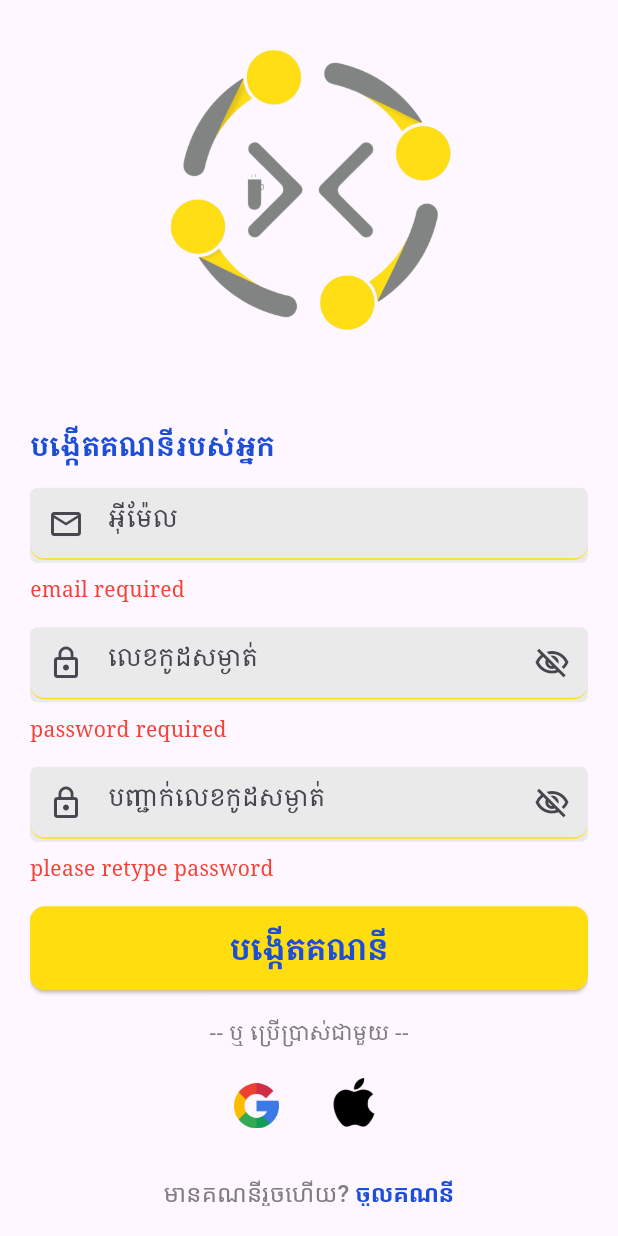
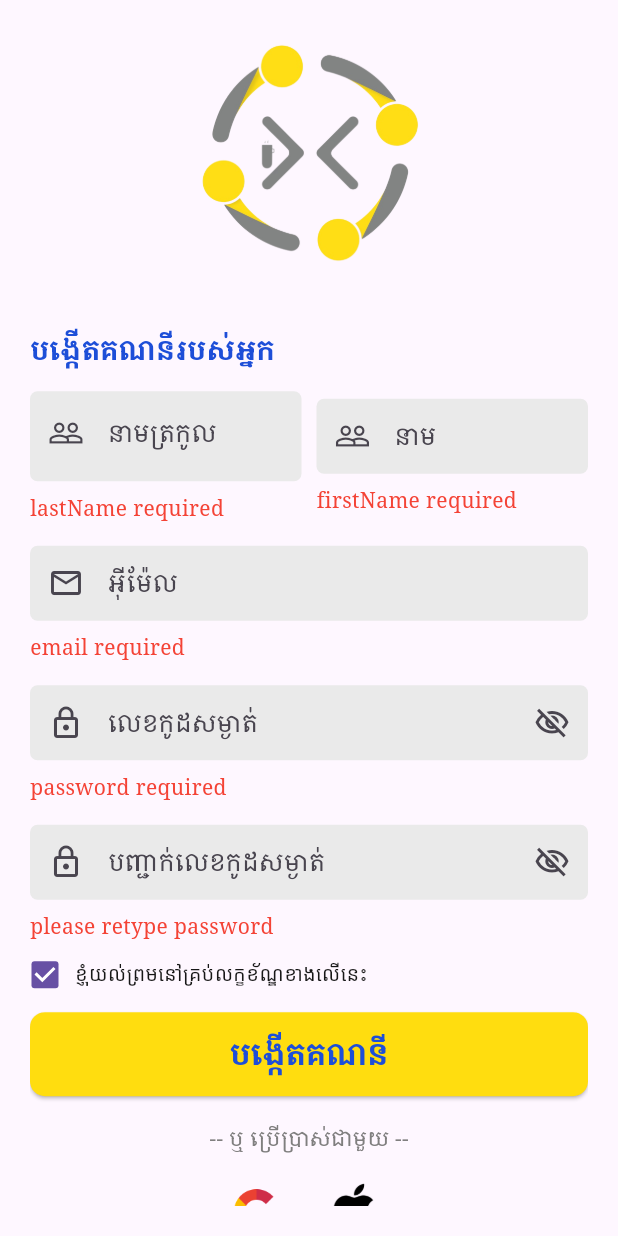
Before and after one commit to samnangma/mvvm-sample-developer-cambodia-flutter-, a Flutter app: the RegisterPage screen opened directly, after a tap on "បង្កើតគណនី", on a phone screen of 412 x 824 dp. Run offline on Flutter 3.47's test engine with Material 2 defaults, Android fonts, the phone set to English and light mode, and no system bars; our stand-ins replace animate_do, carousel_slider, smooth_page_indicator; missing offline and left inert: flutter_verification_code.

Commit message:
save code

```diff
--- a/lib/Utils/validations.dart
+++ b/lib/Utils/validations.dart
@@ -1,3 +1,17 @@
+String? validatelastName(String? value) {
+  if (value == null || value.isEmpty) {
+    return "lastName required";
+  }
+  return null;
+}
+
+String? validatefirstName(String? value) {
+  if (value == null || value.isEmpty) {
+    return "firstName required";
+  }
+  return null;
+}
+
 String? validateEmail(String? value) {
   if (value == null || value.isEmpty) {
     return "email required";
--- a/lib/viewmodel/user_vew_model.dart
+++ b/lib/viewmodel/user_vew_model.dart
@@ -4,6 +4,7 @@ import 'package:flutter/material.dart';
 
 import '../Utils/validations.dart';
 import '../views/home/home.dart';
+import '../views/opt_verfiy/opt_verfiy.dart';
 
 class UserViewModel with ChangeNotifier {
   GlobalKey<FormState>? _loginFormKey;
@@ -58,23 +59,25 @@ class UserViewModel with ChangeNotifier {
   // }
 
   void createUserUI(BuildContext context,
-    {required String email,
+      {required String lastName,
+      required String firstName,
+      required String email,
       required String password,
       required String confirmPassword}) async {
     FocusManager.instance.primaryFocus?.unfocus();
 
-  String? confirmPasswordError = validateConfirmPassword(password, confirmPassword);
+    String? confirmPasswordError =
+        validateConfirmPassword(password, confirmPassword);
 
     if (confirmPasswordError != null) {
       showSnackBar(context, confirmPasswordError, 2000);
     } else {
       Navigator.push(
         context,
-      MaterialPageRoute(builder: (context) => CompleteInfo()),
+        MaterialPageRoute(builder: (context) => Verificatoin()),
       );
     }
   }
-
 
   void resetPasswordUserUI(
     BuildContext context, {
--- a/lib/views/forget_password/forget_password_form.dart
+++ b/lib/views/forget_password/forget_password_form.dart
@@ -30,17 +30,15 @@ class _ForgetPasswordFormState extends State<ForgetPasswordForm> {
     emailController.dispose();
   }
 
-  static const enabledBorder = UnderlineInputBorder(
-      borderRadius: BorderRadius.all(Radius.circular(10)),
-      borderSide: BorderSide(width: 1, color: AppColor.primaryColor));
+  // static const enabledBorder = UnderlineInputBorder(
+  //     borderRadius: BorderRadius.all(Radius.circular(10)),
+  //     borderSide: BorderSide(width: 1, color: AppColor.primaryColor));
 
-  static const focusedBorder = UnderlineInputBorder(
-      borderRadius: BorderRadius.all(Radius.circular(10)),
+  static const focusedBorder = OutlineInputBorder(
+      borderRadius: BorderRadius.all(Radius.circular(5)),
       borderSide: BorderSide(width: 2, color: AppColor.secondaryColor));
 
-  static const errorBorder = UnderlineInputBorder(
-      borderRadius: BorderRadius.all(Radius.circular(10)),
-      borderSide: BorderSide(width: 1, color: Colors.red));
+
 
   void validateForm() {
     setState(() {
@@ -70,7 +68,7 @@ class _ForgetPasswordFormState extends State<ForgetPasswordForm> {
           const Text(
             "បញ្ចូលអុីម៉ែលដែលភ្ជាប់ជាមួយគណនីរបស់អ្នកហើយយើងនឹង\nផ្ញើ Link សម្រាប់កំណត់ពាក្យសម្ងាត់ឡើងវិញ",
             style: TextStyle(
-              color: Color(0xFFBFBFBF),
+              color: AppColor.black50,
               fontSize: 14,
               fontWeight: FontWeight.w500,
               height: 1.2,
@@ -90,11 +88,10 @@ class _ForgetPasswordFormState extends State<ForgetPasswordForm> {
             child: TextFormField(
               controller: emailController,
               decoration: const InputDecoration(
-                enabledBorder: enabledBorder,
                 focusedBorder: focusedBorder,
-                errorBorder: errorBorder,
                 prefixIcon: Icon(Icons.email_outlined),
-                hintText: "អុីម៉ែល",
+                labelText: "អុីម៉ែល",
+                labelStyle: TextStyle(color: AppColor.black70),
                 border: InputBorder.none,
               ),
             ),
@@ -134,7 +131,7 @@ class _ForgetPasswordFormState extends State<ForgetPasswordForm> {
                 ),
               ),
               child: const Text(
-                "Submit",
+                "បន្ត",
                 style: TextStyle(
                   color: AppColor.secondaryDarkColor,
                   fontWeight: FontWeight.bold,
--- a/lib/views/login/login_form.dart
+++ b/lib/views/login/login_form.dart
@@ -42,17 +42,11 @@ class _LoginFormState extends State<LoginForm> {
     _obscurePassword.dispose();
   }
 
-  static const enabledBorder = UnderlineInputBorder(
-      borderRadius: BorderRadius.all(Radius.circular(10)),
-      borderSide: BorderSide(width: 1, color: AppColor.primaryColor));
 
-  static const focusedBorder = UnderlineInputBorder(
-      borderRadius: BorderRadius.all(Radius.circular(10)),
+
+  static const focusedBorder = OutlineInputBorder(
+      borderRadius: BorderRadius.all(Radius.circular(5)),
       borderSide: BorderSide(width: 2, color: AppColor.secondaryColor));
-
-  static const errorBorder = UnderlineInputBorder(
-      borderRadius: BorderRadius.all(Radius.circular(10)),
-      borderSide: BorderSide(width: 1, color: Colors.red));
 
   void validateForm() {
     setState(() {
@@ -95,17 +89,15 @@ class _LoginFormState extends State<LoginForm> {
               focusNode: emailFocusNode,
               decoration: const InputDecoration(
                 prefixIcon: Icon(Icons.email_outlined),
-                hintText: "អុីម៉ែល",
-                enabledBorder: enabledBorder,
+                labelText: "អុីម៉ែល",
+                 labelStyle: TextStyle(color: AppColor.black70),
                 focusedBorder: focusedBorder,
-                errorBorder: errorBorder,
                 border: InputBorder.none,
-
               ),
               onFieldSubmitted: (value) {
-                  Utils.fieldFocusChangeLogin(
-                      context, emailFocusNode, passwordFocusNode);
-                },
+                Utils.fieldFocusChangeLogin(
+                    context, emailFocusNode, passwordFocusNode);
+              },
             ),
           ),
           if (emailError != null)
@@ -135,10 +127,9 @@ class _LoginFormState extends State<LoginForm> {
                   decoration: InputDecoration(
                     errorMaxLines: 3,
                     prefixIcon: const Icon(Icons.lock_outline),
-                    hintText: "លេខសំងាត់",
-                    enabledBorder: enabledBorder,
+                    labelText: "លេខសំងាត់",
+                    labelStyle: TextStyle(color: AppColor.black70),
                     focusedBorder: focusedBorder,
-                    errorBorder: errorBorder,
                     border: InputBorder.none,
                     suffixIcon: InkWell(
                       onTap: () {
--- a/lib/views/sign_up/register_page.dart
+++ b/lib/views/sign_up/register_page.dart
@@ -21,9 +21,9 @@ class RegisterPage extends StatelessWidget {
               SizedBox(height: MediaQuery.of(context).padding.top),
               Image(
                 image: AssetImage("assets/logos/logo.png"),
-                height: size.height * 0.26,
+                height: size.height * 0.2,
               ),
-              SizedBox(height: 50),
+              SizedBox(height: 35),
               const RegisterForm(),
               SizedBox(height: 10),
               Padding(
--- a/lib/views/sign_up/wiget/register_form.dart
+++ b/lib/views/sign_up/wiget/register_form.dart
@@ -1,8 +1,6 @@
 import 'package:developer_cambodia/constants/colors.dart';
 import 'package:flutter/material.dart';
 import 'package:provider/provider.dart';
-
-import '../../../Utils/utils.dart';
 import '../../../Utils/validations.dart';
 import '../../../viewmodel/user_vew_model.dart';
 
@@ -14,25 +12,42 @@ class RegisterForm extends StatefulWidget {
 }
 
 class _RegisterFormState extends State<RegisterForm> {
-  ValueNotifier<bool> _obscurePassword = ValueNotifier<bool>(true);
-  ValueNotifier<bool> _obscureConfirmPassword = ValueNotifier<bool>(true);
+  final ValueNotifier<bool> _obscurePassword = ValueNotifier<bool>(true);
+  final ValueNotifier<bool> _obscureConfirmPassword = ValueNotifier<bool>(true);
 
+  late TextEditingController lastNameController;
+  late TextEditingController firstNameController;
   late TextEditingController emailController;
   late TextEditingController passwordController;
   late TextEditingController confirmPasswordController;
 
+  FocusNode lastNameFocusNode = FocusNode();
+  FocusNode firstNameFocusNode = FocusNode();
   FocusNode emailFocusNode = FocusNode();
   FocusNode passwordFocusNode = FocusNode();
   FocusNode confirmPasswordFocusNode = FocusNode();
 
   final _formKey = GlobalKey<FormState>();
+  String? lastNameError;
+  String? firstNameError;
   String? emailError;
   String? passwordError;
   String? confirmPasswordError;
 
+  _RegisterFormState() {
+    // Initialize controllers in the constructor
+    lastNameController = TextEditingController();
+    firstNameController = TextEditingController();
+    emailController = TextEditingController();
+    passwordController = TextEditingController();
+    confirmPasswordController = TextEditingController();
+  }
+
   @override
   void initState() {
     super.initState();
+    lastNameController = TextEditingController();
+    firstNameController = TextEditingController();
     emailController = TextEditingController();
     passwordController = TextEditingController();
     confirmPasswordController = TextEditingController();
@@ -41,6 +56,8 @@ class _RegisterFormState extends State<RegisterForm> {
   @override
   void dispose() {
     super.dispose();
+    lastNameController.dispose();
+    firstNameController.dispose();
     emailController.dispose();
     passwordController.dispose();
     confirmPasswordController.dispose();
@@ -48,28 +65,29 @@ class _RegisterFormState extends State<RegisterForm> {
     _obscureConfirmPassword.dispose();
     _obscurePassword.dispose();
 
+    lastNameFocusNode.dispose();
+    firstNameFocusNode.dispose();
     emailFocusNode.dispose();
     passwordFocusNode.dispose();
     confirmPasswordFocusNode.dispose();
   }
 
-  static const enabledBorder = UnderlineInputBorder(
-      borderRadius: BorderRadius.all(Radius.circular(10)),
-      borderSide: BorderSide(width: 1, color: AppColor.primaryColor));
-
-  static const focusedBorder = UnderlineInputBorder(
-      borderRadius: BorderRadius.all(Radius.circular(10)),
-      borderSide: BorderSide(width: 2, color: AppColor.secondaryColor));
-
-  static const errorBorder = UnderlineInputBorder(
-      borderRadius: BorderRadius.all(Radius.circular(10)),
-      borderSide: BorderSide(width: 1, color: Colors.red));
+  static const OutlineInputBorder focusedBorder = OutlineInputBorder(
+    borderRadius: BorderRadius.all(Radius.circular(5)),
+    borderSide: BorderSide(width: 2, color: AppColor.secondaryColor),
+  );
 
   void validateForm() {
     setState(() {
+      final lastName = lastNameController.text.trim();
+      final firstName = firstNameController.text.trim();
       final email = emailController.text.trim();
       final password = passwordController.text.trim();
       final confirmPassword = confirmPasswordController.text.trim();
+
+      lastNameError = validatelastName(lastName);
+      firstNameError = validatefirstName(firstName);
+
       emailError = validateEmail(email);
       passwordError = validatePassword(password);
       confirmPasswordError = validateConfirmPassword(password, confirmPassword);
@@ -93,6 +111,87 @@ class _RegisterFormState extends State<RegisterForm> {
           const SizedBox(
             height: 15,
           ),
+          Row(
+            children: [
+              Expanded(
+                child: Column(
+                  crossAxisAlignment: CrossAxisAlignment.start,
+                  children: [
+                    Container(
+                      height: 60,
+                      decoration: ShapeDecoration(
+                        color: AppColor.gray50,
+                        shape: RoundedRectangleBorder(
+                          borderRadius: BorderRadius.circular(5),
+                        ),
+                      ),
+                      child: TextFormField(
+                        controller: lastNameController,
+                        expands: false,
+                        focusNode: lastNameFocusNode,
+                        decoration: InputDecoration(
+                          focusedBorder: focusedBorder,
+                          labelText: lastNameFocusNode.hasFocus ||
+                                  lastNameController.text.isNotEmpty
+                              ? null
+                              : "នាមត្រកូល",
+                          prefixIcon: Icon(Icons.people_outline),
+                          border: InputBorder.none,
+                        ),
+                      ),
+                    ),
+                    if (lastNameError != null)
+                      Padding(
+                        padding: const EdgeInsets.only(top: 8.0),
+                        child: Text(
+                          lastNameError!,
+                          style: const TextStyle(color: Colors.red),
+                        ),
+                      ),
+                  ],
+                ),
+              ),
+              SizedBox(
+                width: 10,
+              ),
+              Expanded(
+                child: Column(
+                  crossAxisAlignment: CrossAxisAlignment.start,
+                  children: [
+                    Container(
+                      height: 50,
+                      decoration: ShapeDecoration(
+                        color: AppColor.gray50,
+                        shape: RoundedRectangleBorder(
+                          borderRadius: BorderRadius.circular(5),
+                        ),
+                      ),
+                      child: TextFormField(
+                        controller: firstNameController,
+                        focusNode: firstNameFocusNode,
+                        expands: false,
+                        decoration: InputDecoration(
+                          focusedBorder: focusedBorder,
+                          prefixIcon: const Icon(Icons.people_outline),
+                          labelText: firstNameFocusNode.hasFocus ? null : "នាម",
+                          border: InputBorder.none,
+                        ),
+                      ),
+                    ),
+                    if (firstNameError != null)
+                      Padding(
+                        padding: const EdgeInsets.only(top: 8.0),
+                        child: Text(
+                          firstNameError!,
+                          style: const TextStyle(color: Colors.red),
+                        ),
+                      ),
+                  ],
+                ),
+              ),
+            ],
+          ),
+          const SizedBox(height: 15),
           Container(
             height: 50,
             decoration: ShapeDecoration(
@@ -103,12 +202,10 @@ class _RegisterFormState extends State<RegisterForm> {
             child: TextFormField(
               controller: emailController,
               focusNode: emailFocusNode,
-              decoration: const InputDecoration(
-                enabledBorder: enabledBorder,
+              decoration: InputDecoration(
                 focusedBorder: focusedBorder,
-                errorBorder: errorBorder,
                 prefixIcon: Icon(Icons.email_outlined),
-                hintText: "អុីម៉ែល",
+                labelText: emailFocusNode.hasFocus ? null : "អុីម៉ែល",
                 border: InputBorder.none,
               ),
               onFieldSubmitted: (value) {
@@ -140,12 +237,11 @@ class _RegisterFormState extends State<RegisterForm> {
                   focusNode: passwordFocusNode,
                   obscureText: _obscurePassword.value,
                   decoration: InputDecoration(
-                    enabledBorder: enabledBorder,
                     errorMaxLines: 3,
                     focusedBorder: focusedBorder,
-                    errorBorder: errorBorder,
                     prefixIcon: const Icon(Icons.lock_outline),
-                    hintText: "លេខកូដសម្ងាត់",
+                    labelText:
+                        passwordFocusNode.hasFocus ? null : "លេខកូដសម្ងាត់",
                     border: InputBorder.none,
                     suffixIcon: InkWell(
                       onTap: () {
@@ -159,7 +255,8 @@ class _RegisterFormState extends State<RegisterForm> {
                     ),
                   ),
                   onFieldSubmitted: (value) {
-                  FocusScope.of(context).requestFocus(confirmPasswordFocusNode);
+                    FocusScope.of(context)
+                        .requestFocus(confirmPasswordFocusNode);
                   },
                 );
               },
@@ -189,11 +286,11 @@ class _RegisterFormState extends State<RegisterForm> {
                   obscureText: _obscureConfirmPassword.value,
                   focusNode: confirmPasswordFocusNode,
                   decoration: InputDecoration(
-                    enabledBorder: enabledBorder,
                     focusedBorder: focusedBorder,
-                    errorBorder: errorBorder,
                     prefixIcon: const Icon(Icons.lock_outline),
-                    hintText: "បញ្ជាក់លេខកូដសម្ងាត់",
+                    labelText: confirmPasswordFocusNode.hasFocus
+                        ? null
+                        : "បញ្ជាក់លេខកូដសម្ងាត់",
                     border: InputBorder.none,
                     suffixIcon: InkWell(
                       onTap: () {
@@ -223,19 +320,27 @@ class _RegisterFormState extends State<RegisterForm> {
               ),
             ),
           const SizedBox(
+            height: 12,
+          ),
+          Row(
+            children: [
+              SizedBox(
+                  width: 20,
+                  height: 20,
+                  child: Checkbox(value: true, onChanged: (value) {})),
+              const SizedBox(
+                width: 10,
+              ),
+              const Text.rich(TextSpan(children: [
+                TextSpan(
+                    text: "ខ្ញុំយល់ព្រមនៅគ្រប់លក្ខខ័ណ្ឌខាងលើនេះ",
+                    style: TextStyle(color: AppColor.blackColor, fontSize: 13))
+              ]))
+            ],
+          ),
+          const SizedBox(
             height: 15,
           ),
-          // Align(
-          //   alignment: Alignment.centerRight,
-          //   child: TextButton(
-          //       onPressed: () {},
-          //       child: const Text(
-          //         "Forget Password?",
-          //         style: TextStyle(
-          //             fontWeight: FontWeight.bold,
-          //             color: AppColor.primaryDarkColor),
-          //       )),
-          // ),
           SizedBox(
               width: double.infinity,
               height: 56,
@@ -243,6 +348,8 @@ class _RegisterFormState extends State<RegisterForm> {
                 onPressed: () {
                   validateForm();
                   if (_formKey.currentState!.validate() &&
+                      firstNameError == null &&
+                      lastNameError == null &&
                       emailError == null &&
                       passwordError == null &&
                       confirmPasswordError == null) {
@@ -250,11 +357,18 @@ class _RegisterFormState extends State<RegisterForm> {
                     final password = passwordController.text.trim();
                     final comfirmPassword =
                         confirmPasswordController.text.trim();
+                    final lastName = lastNameController.text.trim();
+                    final firstName = firstNameController.text.trim();
+
                     context.read<UserViewModel>().setRegisterFormKey(_formKey);
-                    context.read<UserViewModel>().createUserUI(context,
+                    context.read<UserViewModel>().createUserUI(
+                          context,
+                          lastName: lastName,
+                          firstName: firstName,
                           email: email,
                           password: password,
-                        confirmPassword: comfirmPassword);
+                          confirmPassword: comfirmPassword,
+                        );
                   }
                 },
                 style: ElevatedButton.styleFrom(
```
Lines whose indentation alone changed are shown as unchanged.
